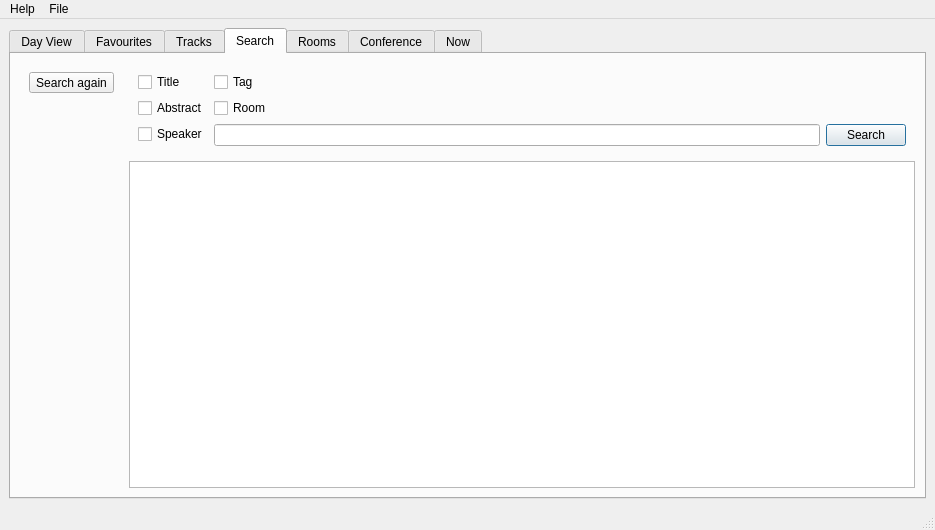
This is src/gui/mainwindow.ui in edulix/confclerk as Qt 5 draws it before an edit. The edited form follows.
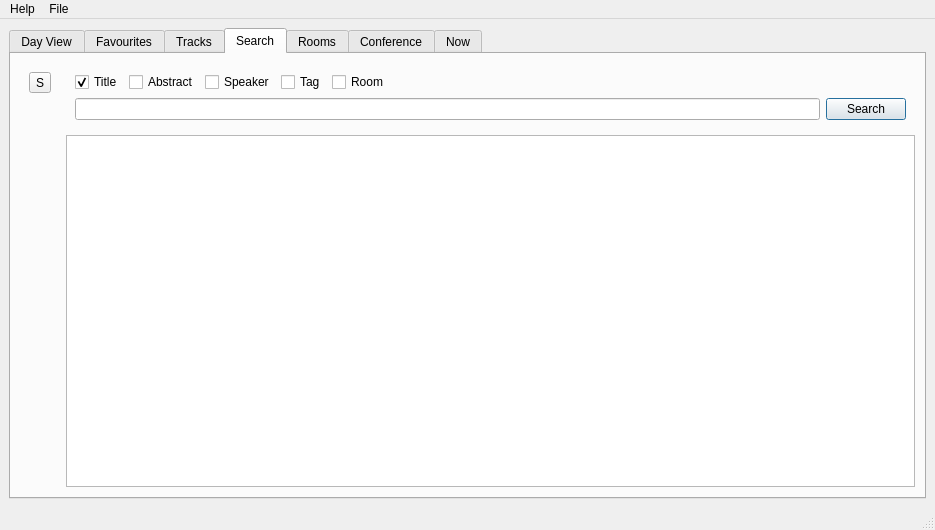
This is the edited form. The open tabs and pages were chosen to show the change. Custom widgets are drawn as their Qt base class.

What changed in the file:
```diff
--- a/src/gui/mainwindow.ui
+++ b/src/gui/mainwindow.ui
@@ -125,12 +125,24 @@
        <layout class="QHBoxLayout" name="horizontalLayout_1">
         <item>
          <widget class="QWidget" name="searchVerticalWidget" native="true">
+          <property name="enabled">
+           <bool>true</bool>
+          </property>
+          <property name="sizePolicy">
+           <sizepolicy hsizetype="Preferred" vsizetype="Preferred">
+            <horstretch>0</horstretch>
+            <verstretch>0</verstretch>
+           </sizepolicy>
+          </property>
           <layout class="QVBoxLayout" name="searchDayNavigatorVerticalLayout">
            <item>
             <widget class="QToolButton" name="searchAgainButton">
-             <property name="text">
+             <property name="toolTip">
               <string>Search again</string>
              </property>
+             <property name="text">
+              <string>S</string>
+             </property>
              <property name="toolButtonStyle">
               <enum>Qt::ToolButtonTextOnly</enum>
              </property>
@@ -153,46 +165,23 @@
          <layout class="QVBoxLayout" name="verticalLayout_3">
           <item>
            <widget class="QWidget" name="searchHead" native="true">
-            <layout class="QFormLayout" name="searchHeadLayout">
-             <property name="fieldGrowthPolicy">
-              <enum>QFormLayout::AllNonFixedFieldsGrow</enum>
+            <property name="sizePolicy">
+             <sizepolicy hsizetype="Preferred" vsizetype="Preferred">
+              <horstretch>0</horstretch>
+              <verstretch>0</verstretch>
+             </sizepolicy>
+            </property>
+            <property name="maximumSize">
+             <size>
+              <width>16777215</width>
+              <height>16777215</height>
+             </size>
+            </property>
+            <layout class="QGridLayout" name="searchHeadLayout">
+             <property name="sizeConstraint">
+              <enum>QLayout::SetDefaultConstraint</enum>
              </property>
-             <item row="0" column="0">
-              <widget class="QCheckBox" name="searchTitle">
-               <property name="text">
-                <string>Title</string>
-               </property>
-              </widget>
-             </item>
-             <item row="1" column="0">
-              <widget class="QCheckBox" name="searchAbstract">
-               <property name="text">
-                <string>Abstract</string>
-               </property>
-              </widget>
-             </item>
              <item row="2" column="0">
-              <widget class="QCheckBox" name="searchSpeaker">
-               <property name="text">
-                <string>Speaker</string>
-               </property>
-              </widget>
-             </item>
-             <item row="0" column="1">
-              <widget class="QCheckBox" name="searchTag">
-               <property name="text">
-                <string>Tag</string>
-               </property>
-              </widget>
-             </item>
-             <item row="1" column="1">
-              <widget class="QCheckBox" name="searchRoom">
-               <property name="text">
-                <string>Room</string>
-               </property>
-              </widget>
-             </item>
-             <item row="2" column="1">
               <layout class="QHBoxLayout" name="horizontalLayout">
                <item>
                 <widget class="QLineEdit" name="searchEdit">
@@ -225,19 +214,105 @@
                </item>
               </layout>
              </item>
+             <item row="0" column="0">
+              <layout class="QHBoxLayout" name="horizontalLayout_6">
+               <item>
+                <widget class="QCheckBox" name="searchTitle">
+                 <property name="text">
+                  <string>Title</string>
+                 </property>
+                 <property name="checked">
+                  <bool>true</bool>
+                 </property>
+                </widget>
+               </item>
+               <item>
+                <widget class="QCheckBox" name="searchAbstract">
+                 <property name="text">
+                  <string>Abstract</string>
+                 </property>
+                </widget>
+               </item>
+               <item>
+                <widget class="QCheckBox" name="searchSpeaker">
+                 <property name="text">
+                  <string>Speaker</string>
+                 </property>
+                </widget>
+               </item>
+               <item>
+                <widget class="QCheckBox" name="searchTag">
+                 <property name="text">
+                  <string>Tag</string>
+                 </property>
+                </widget>
+               </item>
+               <item>
+                <widget class="QCheckBox" name="searchRoom">
+                 <property name="text">
+                  <string>Room</string>
+                 </property>
+                </widget>
+               </item>
+               <item>
+                <spacer name="horizontalSpacer">
+                 <property name="orientation">
+                  <enum>Qt::Horizontal</enum>
+                 </property>
+                 <property name="sizeHint" stdset="0">
+                  <size>
+                   <width>40</width>
+                   <height>20</height>
+                  </size>
+                 </property>
+                </spacer>
+               </item>
+              </layout>
+             </item>
             </layout>
            </widget>
           </item>
           <item>
            <widget class="TreeView" name="searchTreeView">
+            <property name="sizePolicy">
+             <sizepolicy hsizetype="Expanding" vsizetype="MinimumExpanding">
+              <horstretch>0</horstretch>
+              <verstretch>1</verstretch>
+             </sizepolicy>
+            </property>
+            <property name="minimumSize">
+             <size>
+              <width>0</width>
+              <height>0</height>
+             </size>
+            </property>
             <property name="maximumSize">
              <size>
               <width>16777215</width>
               <height>16777215</height>
              </size>
             </property>
+            <attribute name="headerDefaultSectionSize">
+             <number>100</number>
+            </attribute>
            </widget>
           </item>
+          <item>
+           <spacer name="verticalSpacer_2">
+            <property name="orientation">
+             <enum>Qt::Vertical</enum>
+            </property>
+            <property name="sizeType">
+             <enum>QSizePolicy::Expanding</enum>
+            </property>
+            <property name="sizeHint" stdset="0">
+             <size>
+              <width>20</width>
+              <height>1</height>
+             </size>
+            </property>
+           </spacer>
+          </item>
          </layout>
         </item>
        </layout>
```
